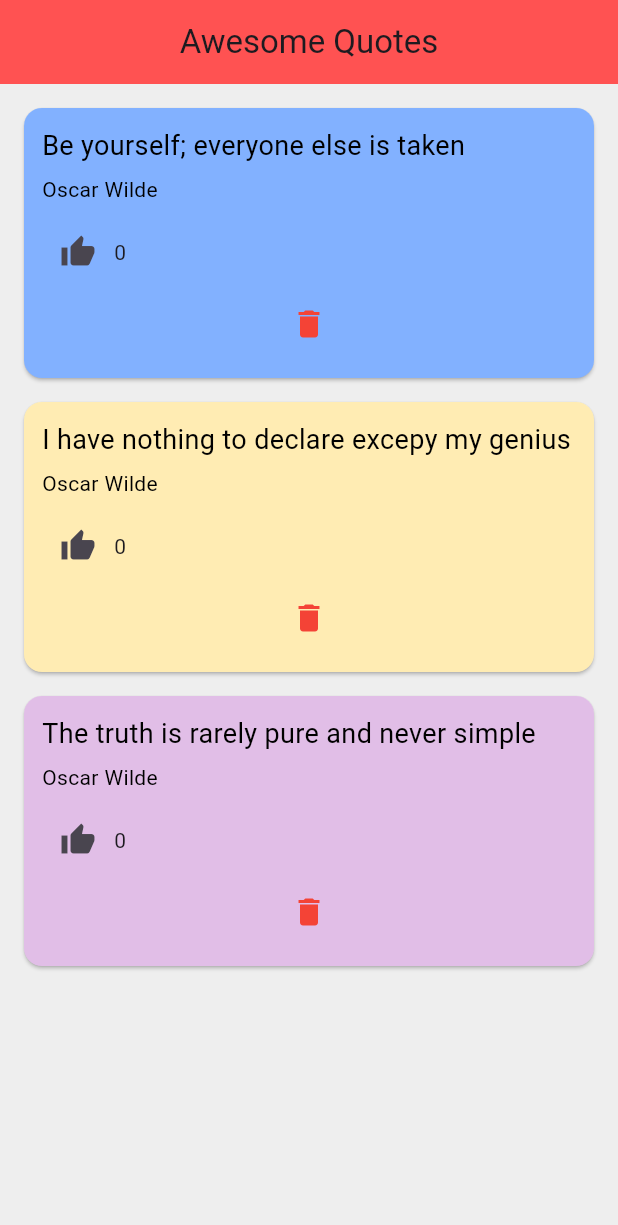
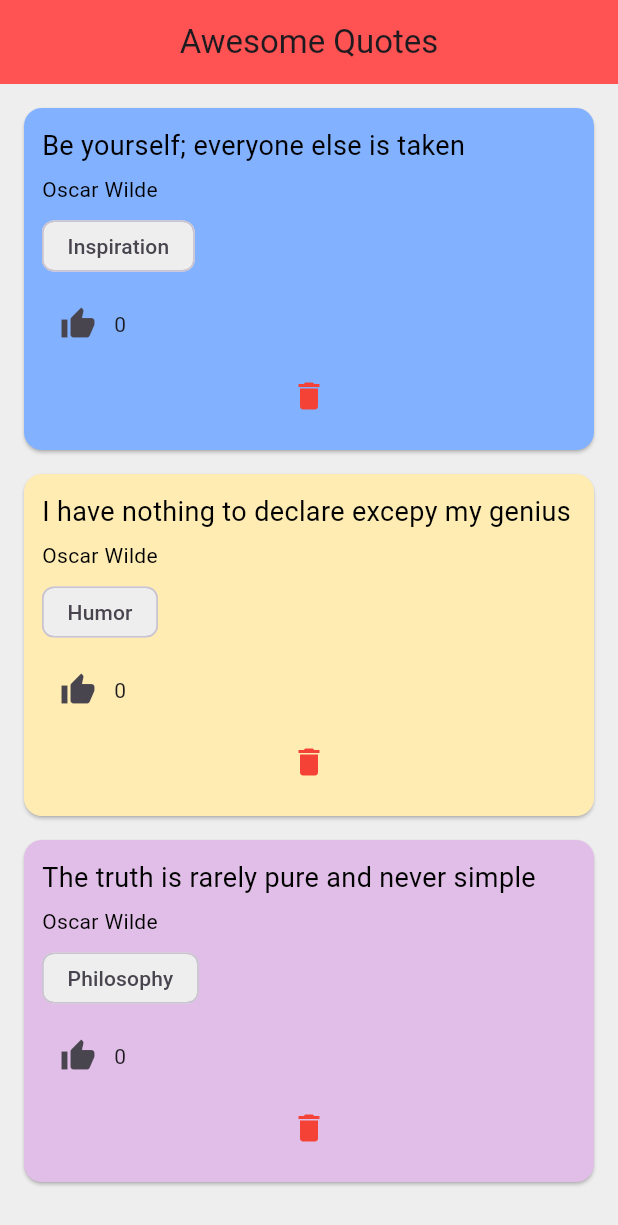
Before and after one commit to PascualSebastian/quotesLab1, a Flutter app: the screen it shows after launch, on a phone screen of 412 x 824 dp. Shown: the top 1225 px of the screen. Run offline on Flutter 3.47's test engine with Material 3 defaults, Android fonts, the phone set to English and light mode, and no system bars.

Commit message:
added chip and able to scroll to view all cards

```diff
--- a/lib/main.dart
+++ b/lib/main.dart
@@ -63,7 +63,7 @@ class _QuoteListState extends State<QuoteList> {
         centerTitle: true,
         backgroundColor: Colors.redAccent,
       ),
-      body: Column(
+      body: ListView(
         children: quotes
             .map(
               (quote) => QuoteCard(
--- a/lib/quote_card.dart
+++ b/lib/quote_card.dart
@@ -39,6 +39,15 @@ class QuoteCard extends StatelessWidget {
               style: TextStyle(fontSize: 14.0, color: Colors.black),
             ),
             SizedBox(height: 8.0),
+            Align(
+              alignment: Alignment.centerLeft,
+              child: Chip(
+                label: Text(quote.category),
+                backgroundColor: Colors.grey.shade200,
+                visualDensity: VisualDensity.compact,
+              ),
+            ),
+            SizedBox(height: 8.0),
             Row(
               mainAxisSize: MainAxisSize.min,
               children: [
```
